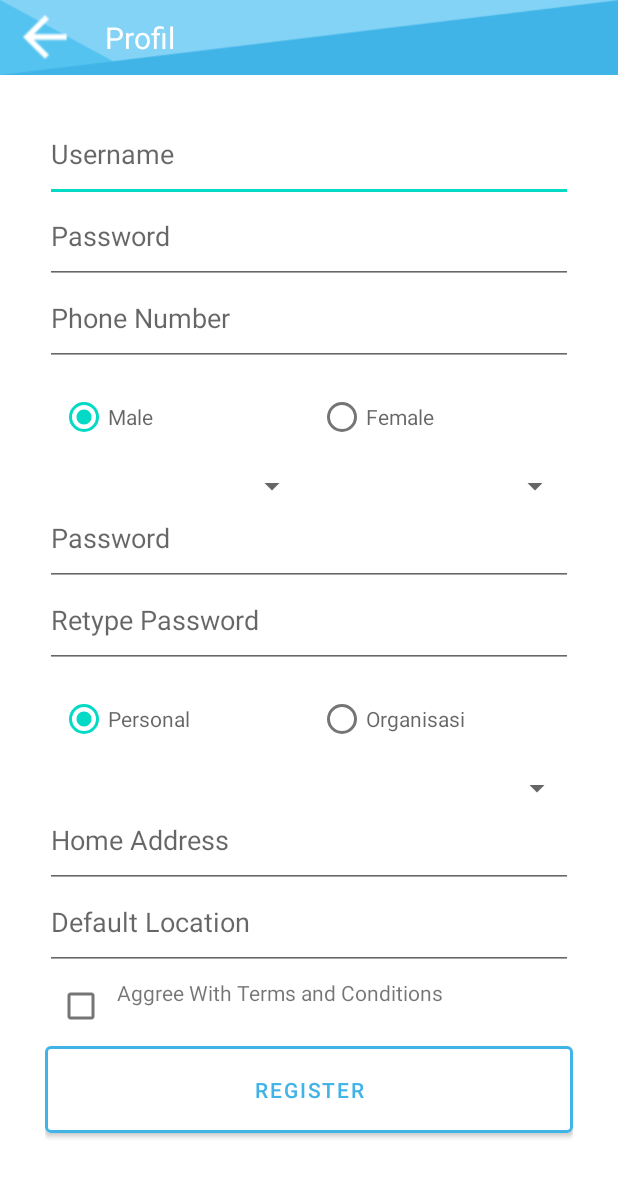
After one commit to rizki2704/Latihan2-AKB-BloodShare, an Android app: the layout activity_register.xml on its own in the app's theme, with its tools: preview values and no code run, on a phone screen of 412 x 824 dp. The commit adds this screen. Shown: the top 1177 px of the screen. Run offline under Robolectric (Android 15) with nearby library versions, the phone set to English and light mode, and no system bars.

Commit message:
register

```diff
--- /dev/null
+++ b/app/src/main/java/com/rizki/latihan2_bloodshare_if1_10118025/Register.java
@@ -0,0 +1,4 @@
+package com.rizki.latihan2_bloodshare_if1_10118025;
+
+public class Register {
+}
--- a/app/src/main/res/layout/activity_main.xml
+++ b/app/src/main/res/layout/activity_main.xml
@@ -1,16 +1,17 @@
 <?xml version="1.0" encoding="utf-8"?>
 <RelativeLayout xmlns:android="http://schemas.android.com/apk/res/android"
+    xmlns:app="http://schemas.android.com/apk/res-auto"
     xmlns:tools="http://schemas.android.com/tools"
     android:layout_width="match_parent"
     android:layout_height="match_parent"
-    xmlns:app="http://schemas.android.com/apk/res-auto"
     android:background="@color/bg"
     android:paddingLeft="30dp"
     android:paddingTop="75dp"
     android:paddingRight="30dp"
     android:paddingBottom="50dp"
     tools:context=".MainActivity">
-// 29 April 2021 Login Page 10118025 Rizki Restu Illahi
+    // 29 April 2021 Login Page 10118025 Rizki Restu Illahi IF1
+
     <ImageView
         android:id="@+id/logo"
         android:layout_width="180dp"
@@ -31,7 +32,7 @@
         android:paddingBottom="30dp"
         android:shadowColor="@color/white"
         android:textColor="@color/white"
-                android:textColorHint="@color/white"/>
+        android:textColorHint="@color/white" />
 
     <EditText
         android:id="@+id/password"
@@ -45,7 +46,7 @@
         android:paddingBottom="30dp"
         android:shadowColor="@color/white"
         android:textColor="@color/white"
-                android:textColorHint="@color/white"/>
+        android:textColorHint="@color/white" />
 
     <com.google.android.material.button.MaterialButton
         android:id="@+id/btn_login"
@@ -53,19 +54,18 @@
         android:layout_height="60dp"
         android:layout_below="@+id/password"
         android:backgroundTint="@color/bg"
-                android:text="@string/login"
         android:paddingLeft="50dp"
         android:paddingRight="50dp"
-                app:strokeWidth="2dp"
+        android:text="@string/login"
         app:strokeColor="@color/white"
-                />
+        app:strokeWidth="2dp" />
 
     <TextView
         android:id="@+id/or"
         android:layout_width="wrap_content"
         android:layout_height="wrap_content"
+        android:layout_below="@id/btn_login"
         android:layout_centerHorizontal="true"
-                android:layout_below="@id/btn_login"
         android:layout_marginTop="20dp"
         android:text="@string/or"
         android:textColor="@color/white" />
@@ -81,8 +81,8 @@
         android:paddingLeft="50dp"
         android:paddingRight="50dp"
         android:text="@string/connect_with_facebook"
-                app:strokeWidth="2dp"
-                app:strokeColor="@color/white" />
+        app:strokeColor="@color/white"
+        app:strokeWidth="2dp" />
 
 
     <TextView
@@ -94,16 +94,17 @@
         android:layout_marginTop="20dp"
         android:text="@string/doesn_t_have_account"
         android:textColor="@color/white" />
+
     <TextView
         android:id="@+id/register"
         android:layout_width="wrap_content"
         android:layout_height="wrap_content"
         android:layout_below="@+id/btn_connect"
-                android:layout_toRightOf="@+id/have"
         android:layout_centerHorizontal="true"
         android:layout_marginTop="20dp"
+        android:layout_toRightOf="@+id/have"
         android:text="Register"
-                android:textStyle="bold"
-                android:textColor="@color/white" />
+        android:textColor="@color/white"
+        android:textStyle="bold" />
 
 </RelativeLayout>
--- /dev/null
+++ b/app/src/main/res/layout/activity_register.xml
@@ -0,0 +1,231 @@
+<?xml version="1.0" encoding="utf-8"?>
+<LinearLayout xmlns:android="http://schemas.android.com/apk/res/android"
+    xmlns:app="http://schemas.android.com/apk/res-auto"
+    xmlns:tools="http://schemas.android.com/tools"
+    android:layout_width="match_parent"
+    android:layout_height="match_parent"
+    android:orientation="vertical"
+    tools:context=".Register">
+
+    // 29 April 2021 Register Page 10118025 Rizki Restu Illahi IF1
+
+    <LinearLayout
+        android:layout_width="match_parent"
+        android:layout_height="100dp"
+        android:layout_weight="1"
+        android:background="@drawable/ic_header"
+        android:orientation="vertical">
+
+        <RelativeLayout
+            android:layout_width="match_parent"
+            android:layout_height="match_parent">
+
+            <ImageView
+                android:id="@+id/ic_arrow"
+                android:layout_width="40dp"
+                android:layout_height="40dp"
+                android:layout_centerVertical="true"
+                android:layout_marginLeft="10dp"
+                android:background="@drawable/ic_header_back" />
+
+            <TextView
+                android:layout_width="match_parent"
+                android:layout_height="wrap_content"
+                android:layout_centerVertical="true"
+                android:layout_marginLeft="20dp"
+                android:layout_toRightOf="@+id/ic_arrow"
+                android:text="Profil"
+                android:textColor="@color/white"
+                android:textSize="20sp"></TextView>
+        </RelativeLayout>
+    </LinearLayout>
+
+    <LinearLayout
+        android:layout_width="match_parent"
+        android:layout_height="match_parent"
+        android:layout_weight="1"
+        android:background="@color/white"
+        android:paddingLeft="30dp"
+        android:paddingRight="30dp">
+
+        <RelativeLayout
+            android:layout_width="match_parent"
+            android:layout_height="match_parent"
+            android:background="@color/white">
+
+            <EditText
+                android:id="@+id/regis_username"
+                android:layout_width="match_parent"
+                android:layout_height="wrap_content"
+                android:layout_marginTop="30dp"
+                android:hint="Username"
+                android:paddingBottom="20dp" />
+
+            <EditText
+                android:id="@+id/regis_email"
+                android:layout_width="match_parent"
+                android:layout_height="wrap_content"
+                android:layout_below="@+id/regis_username"
+                android:hint="Password"
+                android:paddingBottom="20dp" />
+
+            <EditText
+                android:id="@+id/regis_phone"
+                android:layout_width="match_parent"
+                android:layout_height="wrap_content"
+                android:layout_below="@id/regis_email"
+                android:hint="Phone Number"
+                android:paddingBottom="20dp" />
+
+            <RadioGroup
+                android:id="@+id/regis_gender"
+                android:layout_width="match_parent"
+                android:layout_height="wrap_content"
+                android:layout_below="@id/regis_phone"
+                android:orientation="horizontal"
+                android:padding="10dp">
+
+
+                <RadioButton
+                    android:id="@+id/rb_male"
+                    android:layout_width="wrap_content"
+                    android:layout_height="wrap_content"
+                    android:layout_marginLeft="0dp"
+                    android:layout_marginRight="110dp"
+                    android:checked="true"
+                    android:hint="Male" />
+
+                <RadioButton
+                    android:id="@+id/rb_female"
+                    android:layout_width="wrap_content"
+                    android:layout_height="wrap_content"
+                    android:hint="Female" />
+            </RadioGroup>
+
+            <Spinner
+                android:id="@+id/regis_spinner"
+                android:layout_width="175dp"
+                android:layout_height="wrap_content"
+                android:layout_below="@id/regis_gender" />
+
+            <TextView
+                android:id="@+id/spinner_textView"
+                android:layout_width="wrap_content"
+                android:layout_height="wrap_content"
+                android:layout_below="@id/regis_spinner"
+                android:textColor="@color/white" />
+
+            <Spinner
+                android:id="@+id/regis_spinner2"
+                android:layout_width="175dp"
+                android:layout_height="wrap_content"
+                android:layout_below="@id/regis_gender"
+                android:layout_toRightOf="@id/regis_spinner" />
+
+            <TextView
+                android:id="@+id/spinner_textView2"
+                android:layout_width="wrap_content"
+                android:layout_height="wrap_content"
+                android:layout_below="@id/regis_spinner"
+                android:layout_toRightOf="@id/spinner_textView"
+                android:textColor="@color/white" />
+
+            <EditText
+                android:id="@+id/regis_password"
+                android:layout_width="match_parent"
+                android:layout_height="wrap_content"
+                android:layout_below="@id/regis_spinner"
+                android:hint="Password"
+                android:paddingBottom="20dp" />
+
+            <EditText
+                android:id="@+id/regis_repassword"
+                android:layout_width="match_parent"
+                android:layout_height="wrap_content"
+                android:layout_below="@id/regis_password"
+                android:hint="Retype Password"
+                android:paddingBottom="20dp" />
+
+            <RadioGroup
+                android:id="@+id/regis_organisasi"
+                android:layout_width="match_parent"
+                android:layout_height="wrap_content"
+                android:layout_below="@id/regis_repassword"
+                android:orientation="horizontal"
+                android:padding="10dp">
+
+
+                <RadioButton
+                    android:id="@+id/rb_personal"
+                    android:layout_width="wrap_content"
+                    android:layout_height="wrap_content"
+                    android:layout_marginLeft="0dp"
+                    android:layout_marginRight="85dp"
+                    android:checked="true"
+                    android:hint="Personal" />
+
+                <RadioButton
+                    android:id="@+id/organisasi"
+                    android:layout_width="wrap_content"
+                    android:layout_height="wrap_content"
+                    android:hint="Organisasi" />
+            </RadioGroup>
+
+            <Spinner
+                android:id="@+id/regis_spinner3"
+                android:layout_below="@id/regis_organisasi"
+                android:layout_width="match_parent"
+                android:layout_height="wrap_content" />
+
+            <TextView
+                android:id="@+id/spinner_textView3"
+                android:layout_below="@id/regis_spinner"
+                android:layout_width="wrap_content"
+                android:layout_height="wrap_content"
+                android:textColor="@color/white" />
+
+            <EditText
+                android:id="@+id/regis_homeadd"
+                android:layout_width="match_parent"
+                android:layout_height="wrap_content"
+                android:layout_below="@id/regis_spinner3"
+                android:hint="Home Address"
+                android:paddingBottom="20dp" />
+
+            <EditText
+                android:id="@+id/regis_lokasi"
+                android:layout_width="match_parent"
+                android:layout_height="wrap_content"
+                android:layout_below="@id/regis_homeadd"
+                android:hint="Default Location"
+                android:paddingBottom="20dp" />
+
+            <CheckBox
+                android:id="@+id/cc"
+                android:layout_width="wrap_content"
+                android:layout_height="wrap_content"
+                android:layout_below="@id/regis_lokasi"></CheckBox>
+
+            <TextView
+                android:id="@+id/txt_agree"
+                android:layout_width="wrap_content"
+                android:layout_height="wrap_content"
+                android:layout_below="@id/regis_lokasi"
+                android:layout_toRightOf="@id/cc"
+                android:text="Aggree With Terms and Conditions"
+                android:layout_marginTop="5dp" />
+
+            <com.google.android.material.button.MaterialButton
+                android:id="@+id/btn_login"
+                android:layout_width="match_parent"
+                android:layout_height="70dp"
+                android:layout_below="@+id/txt_agree"
+                android:layout_marginTop="20dp"
+                android:text="REGISTER"
+                android:textColor="@color/bg"
+                app:strokeColor="@color/bg"
+                android:backgroundTint="@color/white"
+                app:strokeWidth="2dp" />
+        </RelativeLayout>
+    </LinearLayout>
+</LinearLayout>
```
Also changed, not shown: app/src/main/res/drawable-v24/ic_header.png (added), app/src/main/res/drawable-v24/ic_header_profile.png (added), app/src/main/res/drawable-v24/ic_header_side_menu.png (added). Lines whose indentation alone changed are shown as unchanged.
